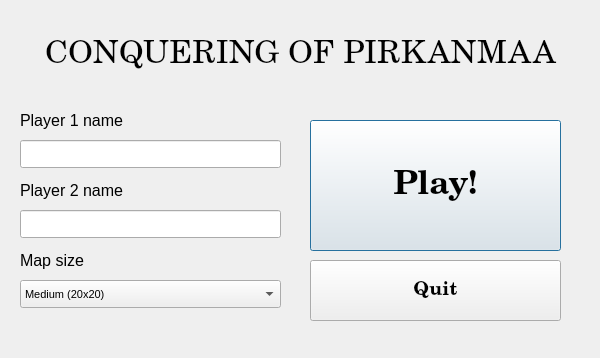
This is Game/mainmenu.ui in AntonKaara/course-project-game as Qt 5 draws it before an edit. The edited form follows.
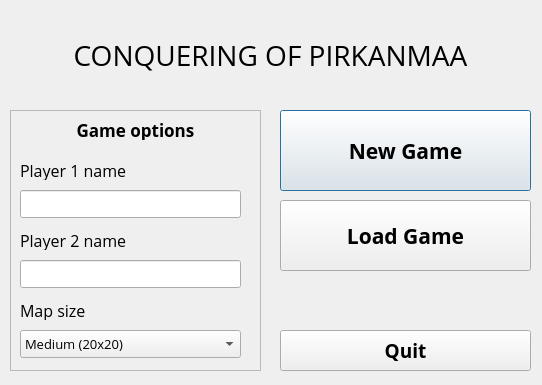
This is the edited form.

Diff of the .ui file:
```diff
--- a/Game/mainmenu.ui
+++ b/Game/mainmenu.ui
@@ -6,8 +6,8 @@
    <rect>
     <x>0</x>
     <y>0</y>
-    <width>600</width>
-    <height>358</height>
+    <width>542</width>
+    <height>385</height>
    </rect>
   </property>
   <property name="windowTitle">
@@ -16,36 +16,37 @@
   <widget class="QPushButton" name="playButton">
    <property name="geometry">
     <rect>
-     <x>310</x>
-     <y>120</y>
+     <x>280</x>
+     <y>110</y>
      <width>251</width>
-     <height>131</height>
+     <height>81</height>
     </rect>
    </property>
    <property name="font">
     <font>
-     <family>C059</family>
-     <pointsize>25</pointsize>
+     <family>Open Sans</family>
+     <pointsize>16</pointsize>
      <weight>75</weight>
      <bold>true</bold>
+     <kerning>true</kerning>
     </font>
    </property>
    <property name="text">
-    <string>Play!</string>
+    <string>New Game</string>
    </property>
   </widget>
   <widget class="QPushButton" name="quitButton">
    <property name="geometry">
     <rect>
-     <x>310</x>
-     <y>260</y>
+     <x>280</x>
+     <y>330</y>
      <width>251</width>
-     <height>61</height>
+     <height>41</height>
     </rect>
    </property>
    <property name="font">
     <font>
-     <family>C059</family>
+     <family>Open Sans</family>
      <pointsize>14</pointsize>
      <weight>75</weight>
      <bold>true</bold>
@@ -60,14 +61,14 @@
     <rect>
      <x>20</x>
      <y>10</y>
-     <width>561</width>
+     <width>501</width>
      <height>91</height>
     </rect>
    </property>
    <property name="font">
     <font>
-     <family>C059</family>
-     <pointsize>24</pointsize>
+     <family>Open Sans</family>
+     <pointsize>21</pointsize>
      <weight>50</weight>
      <italic>false</italic>
      <bold>false</bold>
@@ -81,30 +82,54 @@
     <set>Qt::AlignCenter</set>
    </property>
   </widget>
-  <widget class="QLineEdit" name="player1NameEdit">
+  <widget class="QPushButton" name="loadButton">
    <property name="geometry">
     <rect>
-     <x>20</x>
-     <y>140</y>
-     <width>261</width>
-     <height>28</height>
+     <x>280</x>
+     <y>200</y>
+     <width>251</width>
+     <height>71</height>
     </rect>
    </property>
+   <property name="font">
+    <font>
+     <family>Open Sans</family>
+     <pointsize>16</pointsize>
+     <weight>75</weight>
+     <bold>true</bold>
+    </font>
+   </property>
    <property name="text">
-    <string/>
+    <string>Load Game</string>
    </property>
   </widget>
+  <widget class="QFrame" name="frame">
+   <property name="geometry">
+    <rect>
+     <x>10</x>
+     <y>110</y>
+     <width>251</width>
+     <height>261</height>
+    </rect>
+   </property>
+   <property name="frameShape">
+    <enum>QFrame::StyledPanel</enum>
+   </property>
+   <property name="frameShadow">
+    <enum>QFrame::Raised</enum>
+   </property>
   <widget class="QLabel" name="player1NameLabel">
    <property name="geometry">
     <rect>
-     <x>20</x>
-     <y>110</y>
+      <x>10</x>
+      <y>50</y>
      <width>161</width>
      <height>20</height>
     </rect>
    </property>
    <property name="font">
     <font>
+      <family>Open Sans</family>
      <pointsize>12</pointsize>
     </font>
    </property>
@@ -112,12 +137,28 @@
     <string>Player 1 name</string>
    </property>
   </widget>
+   <widget class="QLineEdit" name="player1NameEdit">
+    <property name="geometry">
+     <rect>
+      <x>10</x>
+      <y>80</y>
+      <width>221</width>
+      <height>28</height>
+     </rect>
+    </property>
+    <property name="text">
+     <string/>
+    </property>
+    <property name="maxLength">
+     <number>14</number>
+    </property>
+   </widget>
   <widget class="QLineEdit" name="player2NameEdit">
    <property name="geometry">
     <rect>
-     <x>20</x>
-     <y>210</y>
-     <width>261</width>
+      <x>10</x>
+      <y>150</y>
+      <width>221</width>
      <height>28</height>
     </rect>
    </property>
@@ -125,14 +166,15 @@
   <widget class="QLabel" name="player2NameLabel">
    <property name="geometry">
     <rect>
-     <x>20</x>
-     <y>180</y>
+      <x>10</x>
+      <y>120</y>
      <width>141</width>
      <height>20</height>
     </rect>
    </property>
    <property name="font">
     <font>
+      <family>Open Sans</family>
      <pointsize>12</pointsize>
     </font>
    </property>
@@ -140,18 +182,38 @@
     <string>Player 2 name</string>
    </property>
   </widget>
+   <widget class="QLabel" name="mapSizeLabel">
+    <property name="geometry">
+     <rect>
+      <x>10</x>
+      <y>190</y>
+      <width>81</width>
+      <height>20</height>
+     </rect>
+    </property>
+    <property name="font">
+     <font>
+      <family>Open Sans</family>
+      <pointsize>12</pointsize>
+     </font>
+    </property>
+    <property name="text">
+     <string>Map size</string>
+    </property>
+   </widget>
   <widget class="QComboBox" name="mapSizeComboBox">
    <property name="geometry">
     <rect>
-     <x>20</x>
-     <y>280</y>
-     <width>261</width>
+      <x>10</x>
+      <y>220</y>
+      <width>221</width>
      <height>28</height>
     </rect>
    </property>
    <property name="font">
     <font>
-     <pointsize>8</pointsize>
+      <family>Open Sans</family>
+      <pointsize>10</pointsize>
     </font>
    </property>
    <property name="currentIndex">
@@ -178,23 +240,30 @@
     </property>
    </item>
   </widget>
-  <widget class="QLabel" name="mapSizeLabel">
+   <widget class="QLabel" name="label">
    <property name="geometry">
     <rect>
-     <x>20</x>
-     <y>250</y>
-     <width>81</width>
+      <x>10</x>
+      <y>10</y>
+      <width>231</width>
      <height>20</height>
     </rect>
    </property>
    <property name="font">
     <font>
-     <pointsize>12</pointsize>
+      <family>Open Sans</family>
+      <pointsize>13</pointsize>
+      <weight>75</weight>
+      <bold>true</bold>
     </font>
    </property>
    <property name="text">
-    <string>Map size</string>
-   </property>
+     <string>Game options</string>
+    </property>
+    <property name="alignment">
+     <set>Qt::AlignCenter</set>
+    </property>
+   </widget>
   </widget>
  </widget>
  <resources/>
```
Left out of the diff: 3 changed lines with no effect on the pictures. Lines whose indentation alone changed are shown as unchanged.
